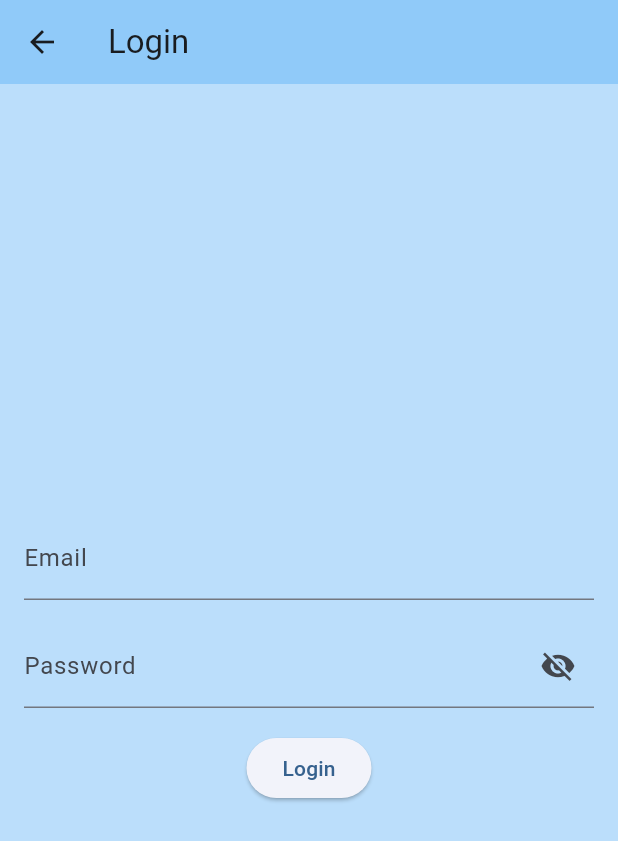
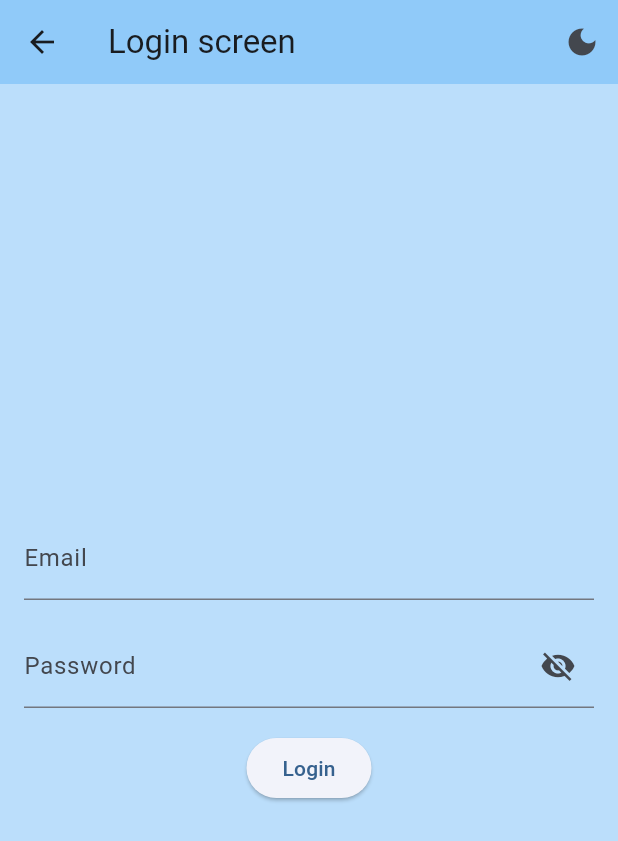
Before and after one commit to dragospaulpop/csb-2025-course-4, a Flutter app: the LoginScreen screen opened by its route, on a phone screen of 412 x 824 dp. Shown: the top 841 px of the screen. Run offline on Flutter 3.47's test engine with Material 3 defaults, Android fonts, the phone set to English and light mode, and no system bars; our stand-ins replace google_fonts; network calls fail.

Commit message:
feat: Implement theme toggle functionality thorugh reusable AppBar component

```diff
--- a/lib/main.dart
+++ b/lib/main.dart
@@ -5,19 +5,46 @@ void main() {
   runApp(const MainApp());
 }
 
-class MainApp extends StatelessWidget {
+class MainApp extends StatefulWidget {
   const MainApp({super.key});
+
+  @override
+  State<MainApp> createState() => _MainAppState();
+}
+
+class _MainAppState extends State<MainApp> {
+  bool isDarkMode = false;
+
+  void toggleDarkMode() {
+    setState(() {
+      isDarkMode = !isDarkMode;
+    });
+  }
 
   @override
   Widget build(BuildContext context) {
     return MaterialApp(
+      debugShowCheckedModeBanner: false,
       title: "CSB 2025 Course 4",
       initialRoute: '/',
       routes: {
-        '/': (context) => WelcomeScreen(),
-        '/login': (context) => LoginScreen(),
-        '/home': (context) => HomeScreen(),
+        '/': (context) => WelcomeScreen(
+          isDarkMode: isDarkMode,
+          toggleDarkMode: toggleDarkMode,
+          title: "Welcome screen",
+        ),
+        '/login': (context) => LoginScreen(
+          isDarkMode: isDarkMode,
+          toggleDarkMode: toggleDarkMode,
+          title: "Login screen",
+        ),
+        '/home': (context) => HomeScreen(
+          isDarkMode: isDarkMode,
+          toggleDarkMode: toggleDarkMode,
+          title: "Home screen",
+        ),
       },
+      themeMode: isDarkMode ? ThemeMode.dark : ThemeMode.light,
       theme: ThemeData(
         colorScheme: ColorScheme.fromSeed(
           seedColor: Colors.blue,
@@ -46,18 +73,62 @@ class MainApp extends StatelessWidget {
   }
 }
 
+class AppBarWithThemeToggle extends StatelessWidget
+    implements PreferredSizeWidget {
+  final bool isDarkMode;
+  final void Function() toggleDarkMode;
+  final String title;
+
+  const AppBarWithThemeToggle({
+    super.key,
+    required this.isDarkMode,
+    required this.toggleDarkMode,
+    required this.title,
+  });
+
+  @override
+  Size get preferredSize => const Size.fromHeight(kToolbarHeight);
+
+  @override
+  Widget build(BuildContext context) {
+    return AppBar(
+      title: Text(title),
+      actions: [
+        IconButton(
+          onPressed: toggleDarkMode,
+          icon: Icon(isDarkMode ? Icons.light_mode : Icons.dark_mode),
+        ),
+      ],
+    );
+  }
+}
+
 class WelcomeScreen extends StatelessWidget {
-  const WelcomeScreen({super.key});
+  final bool isDarkMode;
+  final String title;
+  final void Function() toggleDarkMode;
+
+  const WelcomeScreen({
+    super.key,
+    required this.isDarkMode,
+    required this.toggleDarkMode,
+    required this.title,
+  });
+
   @override
   Widget build(BuildContext context) {
     return Scaffold(
-      appBar: AppBar(title: Text("Welcome")),
+      appBar: AppBarWithThemeToggle(
+        isDarkMode: isDarkMode,
+        toggleDarkMode: toggleDarkMode,
+        title: title,
+      ),
       body: Center(
         child: Column(
-          mainAxisAlignment: MainAxisAlignment.center,
+          mainAxisAlignment: MainAxisAlignment.spaceAround,
           children: [
             Text("Hello", style: Theme.of(context).textTheme.headlineLarge),
-            SizedBox(height: 16.0),
+            // SizedBox(height: 16.0),
             Image.network(
               "https://images.unsplash.com/photo-1765220066469-54d4efe41ca5?q=80&w=768&auto=format&fit=crop&ixlib=rb-4.1.0&ixid=M3wxMjA3fDB8MHxwaG90by1wYWdlfHx8fGVufDB8fHx8fA%3D%3D",
               loadingBuilder:
@@ -83,7 +154,7 @@ class WelcomeScreen extends StatelessWidget {
                 );
               },
             ),
-            SizedBox(height: 16.0),
+            // SizedBox(height: 16.0),
             ElevatedButton(
               onPressed: () {
                 Navigator.pushNamed(context, '/login');
@@ -98,7 +169,16 @@ class WelcomeScreen extends StatelessWidget {
 }
 
 class LoginScreen extends StatefulWidget {
-  const LoginScreen({super.key});
+  final bool isDarkMode;
+  final String title;
+  final void Function() toggleDarkMode;
+
+  const LoginScreen({
+    super.key,
+    required this.isDarkMode,
+    required this.toggleDarkMode,
+    required this.title,
+  });
 
   @override
   State<LoginScreen> createState() => _LoginScreenState();
@@ -114,7 +194,11 @@ class _LoginScreenState extends State<LoginScreen> {
   @override
   Widget build(BuildContext context) {
     return Scaffold(
-      appBar: AppBar(title: Text("Login")),
+      appBar: AppBarWithThemeToggle(
+        isDarkMode: widget.isDarkMode,
+        toggleDarkMode: widget.toggleDarkMode,
+        title: widget.title,
+      ),
       body: Padding(
         padding: const EdgeInsetsGeometry.all(16.0),
         child: Form(
@@ -201,11 +285,25 @@ class _LoginScreenState extends State<LoginScreen> {
 }
 
 class HomeScreen extends StatelessWidget {
-  const HomeScreen({super.key});
+  final bool isDarkMode;
+  final String title;
+  final void Function() toggleDarkMode;
+
+  const HomeScreen({
+    super.key,
+    required this.isDarkMode,
+    required this.toggleDarkMode,
+    required this.title,
+  });
+
   @override
   Widget build(BuildContext context) {
     return Scaffold(
-      appBar: AppBar(title: Text("Home")),
+      appBar: AppBarWithThemeToggle(
+        isDarkMode: isDarkMode,
+        toggleDarkMode: toggleDarkMode,
+        title: title,
+      ),
       body: Center(child: Text("You are logged in!")),
     );
   }
```
